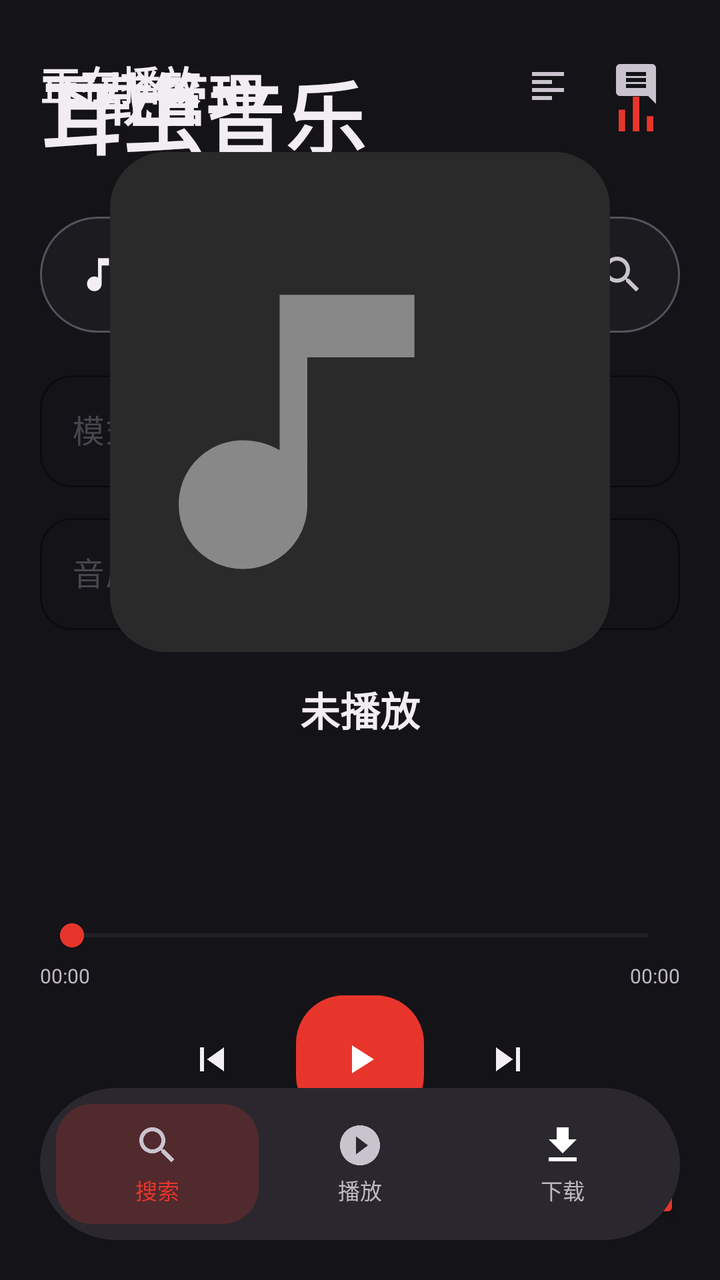
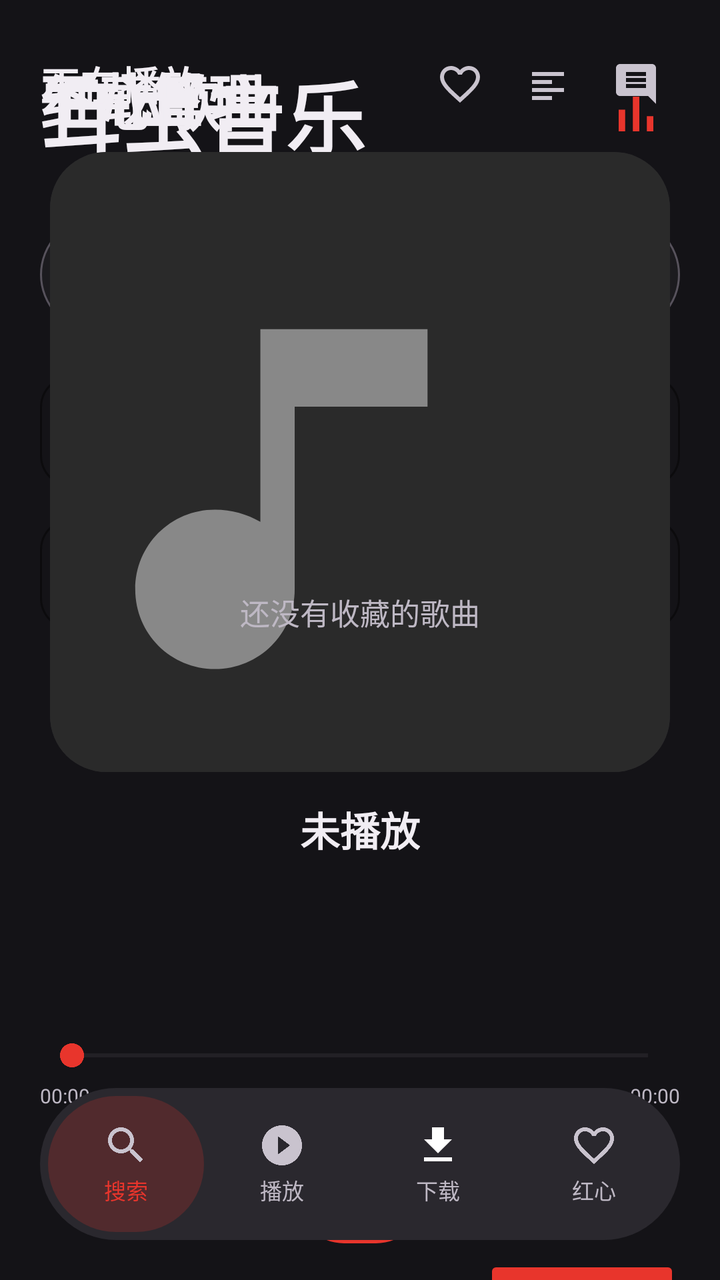

Compare the two renders of this Android layout. The source of the first and the diff that turns it into the second are given below.
<!-- AndroidManifest.xml: application theme Theme.MusicBox -->
<!-- res/layout/activity_main.xml -->
<?xml version="1.0" encoding="utf-8"?>
<FrameLayout xmlns:android="http://schemas.android.com/apk/res/android"
    android:layout_width="match_parent"
    android:layout_height="match_parent"
    android:background="@color/bg">

    <include
        android:id="@+id/pageSearch"
        layout="@layout/page_search"
        android:layout_width="match_parent"
        android:layout_height="match_parent" />

    <include
        android:id="@+id/pagePlayer"
        layout="@layout/page_player"
        android:layout_width="match_parent"
        android:layout_height="match_parent" />

    <include
        android:id="@+id/pageDownloads"
        layout="@layout/page_downloads"
        android:layout_width="match_parent"
        android:layout_height="match_parent" />

    
    <LinearLayout
        android:id="@+id/navBar"
        android:layout_width="match_parent"
        android:layout_height="76dp"
        android:layout_gravity="bottom"
        android:layout_marginHorizontal="20dp"
        android:layout_marginBottom="20dp"
        android:background="@drawable/bg_nav_bar"
        android:gravity="center"
        android:orientation="horizontal"
        android:padding="8dp">

        <LinearLayout
            android:id="@+id/navSearch"
            android:layout_width="0dp"
            android:layout_height="match_parent"
            android:layout_weight="1"
            android:background="@drawable/bg_nav_selected"
            android:gravity="center"
            android:orientation="vertical">

            <ImageView
                android:id="@+id/navSearchIcon"
                android:layout_width="24dp"
                android:layout_height="24dp"
                android:src="@drawable/ic_search"
                android:contentDescription="@string/tab_search" />

            <TextView
                android:id="@+id/navSearchLabel"
                android:layout_width="wrap_content"
                android:layout_height="wrap_content"
                android:layout_marginTop="2dp"
                android:text="@string/tab_search"
                android:textColor="@color/primary"
                android:textSize="11sp" />
        </LinearLayout>

        <LinearLayout
            android:id="@+id/navPlay"
            android:layout_width="0dp"
            android:layout_height="match_parent"
            android:layout_weight="1"
            android:gravity="center"
            android:orientation="vertical">

            <ImageView
                android:id="@+id/navPlayIcon"
                android:layout_width="24dp"
                android:layout_height="24dp"
                android:src="@drawable/ic_play_circle"
                android:contentDescription="@string/tab_play" />

            <TextView
                android:id="@+id/navPlayLabel"
                android:layout_width="wrap_content"
                android:layout_height="wrap_content"
                android:layout_marginTop="2dp"
                android:text="@string/tab_play"
                android:textColor="@color/text_secondary"
                android:textSize="11sp" />
        </LinearLayout>

        <LinearLayout
            android:id="@+id/navDownloads"
            android:layout_width="0dp"
            android:layout_height="match_parent"
            android:layout_weight="1"
            android:gravity="center"
            android:orientation="vertical">

            <ImageView
                android:id="@+id/navDownloadsIcon"
                android:layout_width="24dp"
                android:layout_height="24dp"
                android:src="@drawable/ic_download"
                android:contentDescription="@string/tab_downloads" />

            <TextView
                android:id="@+id/navDownloadsLabel"
                android:layout_width="wrap_content"
                android:layout_height="wrap_content"
                android:layout_marginTop="2dp"
                android:text="@string/tab_downloads"
                android:textColor="@color/text_secondary"
                android:textSize="11sp" />
        </LinearLayout>
    </LinearLayout>
</FrameLayout>
<!-- res/layout/page_search.xml (included above) -->
<?xml version="1.0" encoding="utf-8"?>
<LinearLayout xmlns:android="http://schemas.android.com/apk/res/android"
    xmlns:app="http://schemas.android.com/apk/res-auto"
    android:layout_width="match_parent"
    android:layout_height="match_parent"
    android:orientation="vertical"
    android:paddingStart="20dp"
    android:paddingTop="28dp"
    android:paddingEnd="20dp"
    android:paddingBottom="120dp">

    <LinearLayout
        android:layout_width="match_parent"
        android:layout_height="wrap_content"
        android:gravity="center_vertical"
        android:orientation="horizontal">

        <TextView
            android:layout_width="0dp"
            android:layout_height="wrap_content"
            android:layout_weight="1"
            android:letterSpacing="0.02"
            android:text="@string/app_name"
            android:textColor="@color/text_primary"
            android:textSize="40sp"
            android:textStyle="bold" />

        <ImageButton
            android:id="@+id/btnTopList"
            android:layout_width="44dp"
            android:layout_height="44dp"
            android:background="?attr/selectableItemBackgroundBorderless"
            android:contentDescription="热歌榜"
            android:src="@drawable/ic_chart" />
    </LinearLayout>

    
    <LinearLayout
        android:id="@+id/searchBar"
        android:layout_width="match_parent"
        android:layout_height="58dp"
        android:layout_marginTop="22dp"
        android:background="@drawable/bg_search_pill"
        android:gravity="center_vertical"
        android:orientation="horizontal"
        android:paddingStart="18dp"
        android:paddingEnd="6dp">

        <ImageView
            android:layout_width="22dp"
            android:layout_height="22dp"
            android:src="@drawable/ic_note"
            android:contentDescription="@string/app_name" />

        <EditText
            android:id="@+id/etInput"
            android:layout_width="0dp"
            android:layout_height="match_parent"
            android:layout_weight="1"
            android:layout_marginStart="12dp"
            android:background="@android:color/transparent"
            android:hint="@string/hint_search"
            android:imeOptions="actionSearch"
            android:inputType="textUri"
            android:singleLine="true"
            android:textColor="@color/text_primary"
            android:textColorHint="#8A858D"
            android:textSize="16sp" />

        <ImageButton
            android:id="@+id/btnSearch"
            android:layout_width="46dp"
            android:layout_height="46dp"
            android:background="?attr/selectableItemBackgroundBorderless"
            android:contentDescription="@string/search"
            android:src="@drawable/ic_search" />
    </LinearLayout>

    
    <com.google.android.material.textfield.TextInputLayout
        android:id="@+id/tilMode"
        style="@style/Widget.Material3.TextInputLayout.OutlinedBox.ExposedDropdownMenu"
        android:layout_width="match_parent"
        android:layout_height="wrap_content"
        android:layout_marginTop="16dp"
        android:hint="@string/label_mode"
        app:endIconMode="none"
        app:boxCornerRadiusBottomEnd="16dp"
        app:boxCornerRadiusBottomStart="16dp"
        app:boxCornerRadiusTopEnd="16dp"
        app:boxCornerRadiusTopStart="16dp"
        app:boxStrokeColor="@color/outline"
        app:boxStrokeWidth="1dp"
        app:boxStrokeWidthFocused="1dp">

        <com.google.android.material.textfield.MaterialAutoCompleteTextView
            android:id="@+id/actvMode"
            android:layout_width="match_parent"
            android:layout_height="wrap_content"
            android:inputType="none"
            android:minHeight="56dp"
            android:paddingStart="16dp"
            android:textColor="@color/text_primary"
            android:textSize="16sp" />
    </com.google.android.material.textfield.TextInputLayout>

    
    <com.google.android.material.textfield.TextInputLayout
        android:id="@+id/tilQuality"
        style="@style/Widget.Material3.TextInputLayout.OutlinedBox.ExposedDropdownMenu"
        android:layout_width="match_parent"
        android:layout_height="wrap_content"
        android:layout_marginTop="10dp"
        android:hint="@string/label_quality"
        app:endIconMode="none"
        app:boxCornerRadiusBottomEnd="16dp"
        app:boxCornerRadiusBottomStart="16dp"
        app:boxCornerRadiusTopEnd="16dp"
        app:boxCornerRadiusTopStart="16dp"
        app:boxStrokeColor="@color/outline"
        app:boxStrokeWidth="1dp"
        app:boxStrokeWidthFocused="1dp">

        <com.google.android.material.textfield.MaterialAutoCompleteTextView
            android:id="@+id/actvQuality"
            android:layout_width="match_parent"
            android:layout_height="wrap_content"
            android:inputType="none"
            android:minHeight="56dp"
            android:paddingStart="16dp"
            android:textColor="@color/text_primary"
            android:textSize="16sp" />
    </com.google.android.material.textfield.TextInputLayout>

    <FrameLayout
        android:layout_width="match_parent"
        android:layout_height="0dp"
        android:layout_weight="1">

        <androidx.recyclerview.widget.RecyclerView
            android:id="@+id/rvSongs"
            android:layout_width="match_parent"
            android:layout_height="match_parent"
            android:clipToPadding="false"
            android:paddingTop="10dp" />

        <TextView
            android:id="@+id/tvEmpty"
            android:layout_width="wrap_content"
            android:layout_height="wrap_content"
            android:layout_gravity="center"
            android:text="@string/no_result"
            android:textColor="@color/text_secondary"
            android:textSize="15sp"
            android:visibility="gone" />

        <ProgressBar
            android:id="@+id/progressBar"
            android:layout_width="wrap_content"
            android:layout_height="wrap_content"
            android:layout_gravity="center"
            android:indeterminateTint="@color/primary"
            android:visibility="gone" />
    </FrameLayout>
</LinearLayout>
<!-- res/layout/page_player.xml (included above) -->
<?xml version="1.0" encoding="utf-8"?>
<FrameLayout xmlns:android="http://schemas.android.com/apk/res/android"
    xmlns:app="http://schemas.android.com/apk/res-auto"
    android:layout_width="match_parent"
    android:layout_height="match_parent">

    <ScrollView
        android:id="@+id/playerScroll"
        android:layout_width="match_parent"
        android:layout_height="match_parent"
        android:clipToPadding="false"
        android:fillViewport="true"
        android:overScrollMode="never"
        android:scrollbars="none">

    <LinearLayout
        android:id="@+id/playerMain"
        android:layout_width="match_parent"
        android:layout_height="wrap_content"
        android:gravity="center_horizontal"
        android:orientation="vertical"
        android:paddingStart="20dp"
        android:paddingTop="20dp"
        android:paddingEnd="20dp"
        android:paddingBottom="120dp">

        <LinearLayout
            android:layout_width="match_parent"
            android:layout_height="wrap_content"
            android:gravity="center_vertical"
            android:orientation="horizontal">

            <TextView
                android:layout_width="0dp"
                android:layout_height="wrap_content"
                android:layout_weight="1"
                android:text="@string/playing"
                android:textColor="@color/text_primary"
                android:textSize="20sp"
                android:textStyle="bold" />

            <ImageButton
                android:id="@+id/btnLyrics"
                android:layout_width="44dp"
                android:layout_height="44dp"
                android:background="?attr/selectableItemBackgroundBorderless"
                android:contentDescription="歌词"
                android:src="@drawable/ic_lyrics" />

            <ImageButton
                android:id="@+id/btnComments"
                android:layout_width="44dp"
                android:layout_height="44dp"
                android:background="?attr/selectableItemBackgroundBorderless"
                android:contentDescription="@string/comments"
                android:src="@drawable/ic_comment" />
        </LinearLayout>

        <com.google.android.material.card.MaterialCardView
            android:id="@+id/coverCard"
            android:layout_width="250dp"
            android:layout_height="250dp"
            android:layout_marginTop="12dp"
            app:cardBackgroundColor="@color/surface_variant"
            app:cardCornerRadius="28dp"
            app:cardElevation="0dp"
            app:strokeWidth="0dp">

            <ImageView
                android:id="@+id/ivCover"
                android:layout_width="match_parent"
                android:layout_height="match_parent"
                android:scaleType="centerCrop"
                android:src="@drawable/ic_cover_placeholder"
                android:contentDescription="@string/playing" />
        </com.google.android.material.card.MaterialCardView>

        <TextView
            android:id="@+id/tvTitle"
            android:layout_width="wrap_content"
            android:layout_height="wrap_content"
            android:layout_marginTop="14dp"
            android:ellipsize="end"
            android:maxLines="1"
            android:text="@string/nothing_playing"
            android:textColor="@color/text_primary"
            android:textSize="20sp"
            android:textStyle="bold" />

        <TextView
            android:id="@+id/tvArtist"
            android:layout_width="wrap_content"
            android:layout_height="wrap_content"
            android:layout_marginTop="2dp"
            android:ellipsize="end"
            android:maxLines="1"
            android:text=""
            android:textColor="@color/text_secondary"
            android:textSize="13sp" />

        <TextView
            android:id="@+id/tvQuality"
            android:layout_width="wrap_content"
            android:layout_height="wrap_content"
            android:layout_marginTop="2dp"
            android:text=""
            android:textColor="@color/primary"
            android:textSize="11sp" />

        <TextView
            android:id="@+id/tvLyric"
            android:layout_width="match_parent"
            android:layout_height="wrap_content"
            android:layout_marginTop="10dp"
            android:ellipsize="end"
            android:gravity="center"
            android:lineSpacingExtra="2dp"
            android:maxLines="2"
            android:minLines="2"
            android:text=""
            android:textColor="@color/text_secondary"
            android:textSize="13sp" />

        <SeekBar
            android:id="@+id/seekBar"
            android:layout_width="match_parent"
            android:layout_height="wrap_content"
            android:layout_marginTop="8dp"
            android:progressTint="@color/primary"
            android:thumbTint="@color/primary" />

        <LinearLayout
            android:layout_width="match_parent"
            android:layout_height="wrap_content"
            android:orientation="horizontal">

            <TextView
                android:id="@+id/tvCurrent"
                android:layout_width="wrap_content"
                android:layout_height="wrap_content"
                android:text="00:00"
                android:textColor="@color/text_secondary"
                android:textSize="10sp" />

            <TextView
                android:layout_width="0dp"
                android:layout_height="wrap_content"
                android:layout_weight="1"
                android:text="" />

            <TextView
                android:id="@+id/tvDuration"
                android:layout_width="wrap_content"
                android:layout_height="wrap_content"
                android:text="00:00"
                android:textColor="@color/text_secondary"
                android:textSize="10sp" />
        </LinearLayout>

        <LinearLayout
            android:layout_width="wrap_content"
            android:layout_height="wrap_content"
            android:layout_marginTop="2dp"
            android:gravity="center_vertical"
            android:orientation="horizontal">

            <ImageButton
                android:id="@+id/btnPrev"
                android:layout_width="48dp"
                android:layout_height="48dp"
                android:background="?attr/selectableItemBackgroundBorderless"
                android:contentDescription="上一首"
                android:src="@drawable/ic_prev" />

            <ImageButton
                android:id="@+id/btnPlayPause"
                android:layout_width="64dp"
                android:layout_height="64dp"
                android:layout_marginHorizontal="18dp"
                android:background="@drawable/bg_pill_red"
                android:contentDescription="@string/play"
                android:scaleType="centerInside"
                android:src="@drawable/ic_play" />

            <ImageButton
                android:id="@+id/btnNext"
                android:layout_width="48dp"
                android:layout_height="48dp"
                android:background="?attr/selectableItemBackgroundBorderless"
                android:contentDescription="下一首"
                android:src="@drawable/ic_next" />
        </LinearLayout>

        <LinearLayout
            android:layout_width="match_parent"
            android:layout_height="wrap_content"
            android:layout_marginTop="6dp"
            android:gravity="center_vertical"
            android:orientation="horizontal">

            <TextView
                android:id="@+id/tvPlayMode"
                android:layout_width="0dp"
                android:layout_height="wrap_content"
                android:layout_weight="1"
                android:background="?attr/selectableItemBackground"
                android:padding="10dp"
                android:text="顺序播放"
                android:textColor="@color/text_secondary"
                android:textSize="13sp" />

            <Button
                android:id="@+id/btnDownload"
                android:layout_width="wrap_content"
                android:layout_height="44dp"
                android:backgroundTint="@color/primary"
                android:drawableStart="@drawable/ic_download"
                android:drawablePadding="8dp"
                android:minWidth="0dp"
                android:paddingHorizontal="20dp"
                android:text="@string/download"
                android:textColor="@color/on_primary"
                android:textSize="13sp" />
        </LinearLayout>

        <TextView
            android:id="@+id/tvStatus"
            android:layout_width="wrap_content"
            android:layout_height="wrap_content"
            android:layout_marginTop="8dp"
            android:text=""
            android:textColor="@color/text_secondary"
            android:textSize="11sp" />

        <TextView
            android:layout_width="wrap_content"
            android:layout_height="wrap_content"
            android:layout_marginTop="6dp"
            android:text="↓ 下滑查看完整歌词"
            android:textColor="@color/text_secondary"
            android:textSize="10sp"
            android:alpha="0.7" />
    </LinearLayout>
    </ScrollView>

    
    <LinearLayout
        android:id="@+id/lyricsPanel"
        android:layout_width="match_parent"
        android:layout_height="match_parent"
        android:background="@color/bg"
        android:orientation="vertical"
        android:paddingStart="24dp"
        android:paddingTop="28dp"
        android:paddingEnd="24dp"
        android:paddingBottom="120dp"
        android:visibility="gone">

        <LinearLayout
            android:layout_width="match_parent"
            android:layout_height="wrap_content"
            android:gravity="center_vertical"
            android:orientation="horizontal">

            <TextView
                android:layout_width="0dp"
                android:layout_height="wrap_content"
                android:layout_weight="1"
                android:text="歌词"
                android:textColor="@color/text_primary"
                android:textSize="20sp"
                android:textStyle="bold" />

            <ImageButton
                android:id="@+id/btnCloseLyrics"
                android:layout_width="44dp"
                android:layout_height="44dp"
                android:background="?attr/selectableItemBackgroundBorderless"
                android:contentDescription="收起歌词"
                android:src="@drawable/ic_close" />
        </LinearLayout>

        <TextView
            android:id="@+id/tvLyricsSong"
            android:layout_width="match_parent"
            android:layout_height="wrap_content"
            android:layout_marginTop="4dp"
            android:ellipsize="end"
            android:maxLines="1"
            android:text=""
            android:textColor="@color/text_secondary"
            android:textSize="13sp" />

        <androidx.recyclerview.widget.RecyclerView
            android:id="@+id/rvLyrics"
            android:layout_width="match_parent"
            android:layout_height="0dp"
            android:layout_marginTop="8dp"
            android:layout_weight="1"
            android:clipToPadding="false"
            android:overScrollMode="never"
            android:scrollbars="none" />

        <TextView
            android:id="@+id/tvLyricsEmpty"
            android:layout_width="match_parent"
            android:layout_height="0dp"
            android:layout_weight="1"
            android:gravity="center"
            android:text="暂无歌词"
            android:textColor="@color/text_secondary"
            android:textSize="15sp"
            android:visibility="gone" />
    </LinearLayout>
</FrameLayout>
<!-- res/layout/page_downloads.xml (included above) -->
<?xml version="1.0" encoding="utf-8"?>
<LinearLayout xmlns:android="http://schemas.android.com/apk/res/android"
    android:layout_width="match_parent"
    android:layout_height="match_parent"
    android:orientation="vertical"
    android:paddingStart="20dp"
    android:paddingTop="28dp"
    android:paddingEnd="20dp"
    android:paddingBottom="120dp">

    <LinearLayout
        android:layout_width="match_parent"
        android:layout_height="wrap_content"
        android:gravity="center_vertical"
        android:orientation="horizontal">

        <TextView
            android:layout_width="0dp"
            android:layout_height="wrap_content"
            android:layout_weight="1"
            android:text="@string/downloads"
            android:textColor="@color/text_primary"
            android:textSize="28sp"
            android:textStyle="bold" />

    </LinearLayout>

    <FrameLayout
        android:layout_width="match_parent"
        android:layout_height="0dp"
        android:layout_weight="1">

        <androidx.recyclerview.widget.RecyclerView
            android:id="@+id/rvDownloads"
            android:layout_width="match_parent"
            android:layout_height="match_parent"
            android:clipToPadding="false"
            android:paddingTop="10dp" />

        <TextView
            android:id="@+id/tvDlEmpty"
            android:layout_width="wrap_content"
            android:layout_height="wrap_content"
            android:layout_gravity="center"
            android:text="@string/no_downloads"
            android:textColor="@color/text_secondary"
            android:textSize="15sp"
            android:visibility="gone" />
    </FrameLayout>
</LinearLayout>
<!-- resources referenced by this layout -->
<resources>
  <color name="bg">#141317</color>
  <color name="on_primary">#FFFFFF</color>
  <color name="outline">#57525C</color>
  <color name="primary">#E8352C</color>
  <color name="surface_variant">#2A282E</color>
  <color name="text_primary">#F1EDF3</color>
  <color name="text_secondary">#BEB8C4</color>
  <!-- drawable bg_nav_bar (drawable) -->
  <?xml version="1.0" encoding="utf-8"?>
  <shape xmlns:android="http://schemas.android.com/apk/res/android" android:shape="rectangle">
      <solid android:color="@color/surface_variant" />
      <corners android:radius="38dp" />
  </shape>
  <!-- drawable bg_nav_selected (drawable) -->
  <?xml version="1.0" encoding="utf-8"?>
  <shape xmlns:android="http://schemas.android.com/apk/res/android" android:shape="rectangle">
      <solid android:color="#33E8352C" />
      <corners android:radius="18dp" />
  </shape>
  <!-- drawable bg_pill_red (drawable) -->
  <?xml version="1.0" encoding="utf-8"?>
  <shape xmlns:android="http://schemas.android.com/apk/res/android" android:shape="rectangle">
      <solid android:color="@color/primary" />
      <corners android:radius="24dp" />
  </shape>
  <!-- drawable bg_search_pill (drawable) -->
  <?xml version="1.0" encoding="utf-8"?>
  <shape xmlns:android="http://schemas.android.com/apk/res/android" android:shape="rectangle">
      <solid android:color="#1C1B1F" />
      <stroke android:width="1dp" android:color="@color/outline" />
      <corners android:radius="30dp" />
  </shape>
  <!-- drawable ic_lyrics (drawable) -->
  <?xml version="1.0" encoding="utf-8"?>
  <vector xmlns:android="http://schemas.android.com/apk/res/android"
      android:width="24dp" android:height="24dp" android:viewportWidth="24" android:viewportHeight="24">
      <path android:fillColor="#C9C3CE"
          android:pathData="M4,6h16v2H4zM4,10h10v2H4zM4,14h16v2H4zM4,18h10v2H4z" />
  </vector>
  <!-- drawable ic_next (drawable) -->
  <?xml version="1.0" encoding="utf-8"?>
  <vector xmlns:android="http://schemas.android.com/apk/res/android"
      android:width="24dp" android:height="24dp" android:viewportWidth="24" android:viewportHeight="24">
      <path android:fillColor="#F2EEF3"
          android:pathData="M6,18l8.5,-6L6,6v12zM16,6v12h2V6h-2z" />
  </vector>
  <!-- drawable ic_prev (drawable) -->
  <?xml version="1.0" encoding="utf-8"?>
  <vector xmlns:android="http://schemas.android.com/apk/res/android"
      android:width="24dp" android:height="24dp" android:viewportWidth="24" android:viewportHeight="24">
      <path android:fillColor="#F2EEF3"
          android:pathData="M6,6h2v12H6zM9.5,12l8.5,6V6z" />
  </vector>
  <string name="app_name">耳虫音乐</string>
  <string name="comments">评论</string>
  <string name="download">下载</string>
  <string name="downloads">下载管理</string>
  <string name="hint_search">键入关键词</string>
  <string name="label_mode">模式</string>
  <string name="label_quality">音质</string>
  <string name="no_downloads">暂无下载任务</string>
  <string name="no_result">没有找到相关音乐</string>
  <string name="nothing_playing">未播放</string>
  <string name="play">播放</string>
  <string name="playing">正在播放</string>
  <string name="search">搜索</string>
  <string name="tab_downloads">下载</string>
  <string name="tab_play">播放</string>
  <string name="tab_search">搜索</string>
  <color name="surface">#1C1B20</color>
  <!-- unchanged entries left out for length: 10 -->
</resources>

<!-- the commit's change to res/layout/activity_main.xml (unified diff, before → after) -->
@@ -19,6 +19,12 @@
     <include
         android:id="@+id/pageDownloads"
         layout="@layout/page_downloads"
+        android:layout_width="match_parent"
+        android:layout_height="match_parent" />
+
+    <include
+        android:id="@+id/pageFavorites"
+        layout="@layout/page_favorites"
         android:layout_width="match_parent"
         android:layout_height="match_parent" />
 
@@ -33,7 +39,7 @@
         android:background="@drawable/bg_nav_bar"
         android:gravity="center"
         android:orientation="horizontal"
-        android:padding="8dp">
+        android:padding="4dp">
 
         <LinearLayout
             android:id="@+id/navSearch"
@@ -107,6 +113,31 @@
                 android:layout_height="wrap_content"
                 android:layout_marginTop="2dp"
                 android:text="@string/tab_downloads"
+                android:textColor="@color/text_secondary"
+                android:textSize="11sp" />
+        </LinearLayout>
+
+        <LinearLayout
+            android:id="@+id/navFav"
+            android:layout_width="0dp"
+            android:layout_height="match_parent"
+            android:layout_weight="1"
+            android:gravity="center"
+            android:orientation="vertical">
+
+            <ImageView
+                android:id="@+id/navFavIcon"
+                android:layout_width="24dp"
+                android:layout_height="24dp"
+                android:contentDescription="红心歌曲"
+                android:src="@drawable/ic_heart" />
+
+            <TextView
+                android:id="@+id/navFavLabel"
+                android:layout_width="wrap_content"
+                android:layout_height="wrap_content"
+                android:layout_marginTop="2dp"
+                android:text="红心"
                 android:textColor="@color/text_secondary"
                 android:textSize="11sp" />
         </LinearLayout>
@@ -321,6 +352,14 @@
                 android:textStyle="bold" />
 
             <ImageButton
+                android:id="@+id/btnFav"
+                android:layout_width="44dp"
+                android:layout_height="44dp"
+                android:background="?attr/selectableItemBackgroundBorderless"
+                android:contentDescription="收藏"
+                android:src="@drawable/ic_heart" />
+
+            <ImageButton
                 android:id="@+id/btnLyrics"
                 android:layout_width="44dp"
                 android:layout_height="44dp"
@@ -339,8 +378,8 @@
 
         <com.google.android.material.card.MaterialCardView
             android:id="@+id/coverCard"
-            android:layout_width="250dp"
-            android:layout_height="250dp"
+            android:layout_width="310dp"
+            android:layout_height="310dp"
             android:layout_marginTop="12dp"
             app:cardBackgroundColor="@color/surface_variant"
             app:cardCornerRadius="28dp"
@@ -517,7 +556,7 @@
             android:layout_width="wrap_content"
             android:layout_height="wrap_content"
             android:layout_marginTop="6dp"
-            android:text="↓ 下滑查看完整歌词"
+            android:text="↑ 上滑查看完整歌词"
             android:textColor="@color/text_secondary"
             android:textSize="10sp"
             android:alpha="0.7" />
@@ -645,3 +684,53 @@
             android:visibility="gone" />
     </FrameLayout>
 </LinearLayout>
+<!-- res/layout/page_favorites.xml (included above) -->
+<?xml version="1.0" encoding="utf-8"?>
+<LinearLayout xmlns:android="http://schemas.android.com/apk/res/android"
+    android:layout_width="match_parent"
+    android:layout_height="match_parent"
+    android:orientation="vertical"
+    android:paddingStart="20dp"
+    android:paddingTop="28dp"
+    android:paddingEnd="20dp"
+    android:paddingBottom="120dp">
+
+    <TextView
+        android:layout_width="wrap_content"
+        android:layout_height="wrap_content"
+        android:text="红心歌曲"
+        android:textColor="@color/text_primary"
+        android:textSize="30sp"
+        android:textStyle="bold" />
+
+    <TextView
+        android:id="@+id/tvFavCount"
+        android:layout_width="wrap_content"
+        android:layout_height="wrap_content"
+        android:layout_marginTop="4dp"
+        android:text=""
+        android:textColor="@color/text_secondary"
+        android:textSize="12sp" />
+
+    <FrameLayout
+        android:layout_width="match_parent"
+        android:layout_height="0dp"
+        android:layout_weight="1">
+
+        <androidx.recyclerview.widget.RecyclerView
+            android:id="@+id/rvFavorites"
+            android:layout_width="match_parent"
+            android:layout_height="match_parent"
+            android:clipToPadding="false"
+            android:paddingTop="12dp" />
+
+        <TextView
+            android:id="@+id/tvFavEmpty"
+            android:layout_width="wrap_content"
+            android:layout_height="wrap_content"
+            android:layout_gravity="center"
+            android:text="还没有收藏的歌曲"
+            android:textColor="@color/text_secondary"
+            android:textSize="15sp" />
+    </FrameLayout>
+</LinearLayout>
<!-- resource entries referenced after the edit -->
@@ -17,7 +17,7 @@
   <?xml version="1.0" encoding="utf-8"?>
   <shape xmlns:android="http://schemas.android.com/apk/res/android" android:shape="rectangle">
       <solid android:color="#33E8352C" />
-      <corners android:radius="18dp" />
+      <corners android:radius="34dp" />
   </shape>
   <!-- drawable bg_pill_red (drawable) -->
   <?xml version="1.0" encoding="utf-8"?>
@@ -32,6 +32,13 @@
       <stroke android:width="1dp" android:color="@color/outline" />
       <corners android:radius="30dp" />
   </shape>
+  <!-- drawable ic_heart (drawable) -->
+  <?xml version="1.0" encoding="utf-8"?>
+  <vector xmlns:android="http://schemas.android.com/apk/res/android"
+      android:width="24dp" android:height="24dp" android:viewportWidth="24" android:viewportHeight="24">
+      <path android:fillColor="#C9C3CE"
+          android:pathData="M16.5,3c-1.74,0 -3.41,0.81 -4.5,2.09C10.91,3.81 9.24,3 7.5,3 4.42,3 2,5.42 2,8.5c0,3.78 3.4,6.86 8.55,11.54L12,21.35l1.45,-1.32C18.6,15.36 22,12.28 22,8.5 22,5.42 19.58,3 16.5,3zM12.1,18.55l-0.1,0.1 -0.1,-0.1C7.14,14.24 4,11.39 4,8.5 4,6.5 5.5,5 7.5,5c1.54,0 3.04,0.99 3.57,2.36h1.87C13.46,5.99 14.96,5 16.5,5c2,0 3.5,1.5 3.5,3.5 0,2.89 -3.14,5.74 -7.9,10.05z" />
+  </vector>
   <!-- drawable ic_lyrics (drawable) -->
   <?xml version="1.0" encoding="utf-8"?>
   <vector xmlns:android="http://schemas.android.com/apk/res/android"
